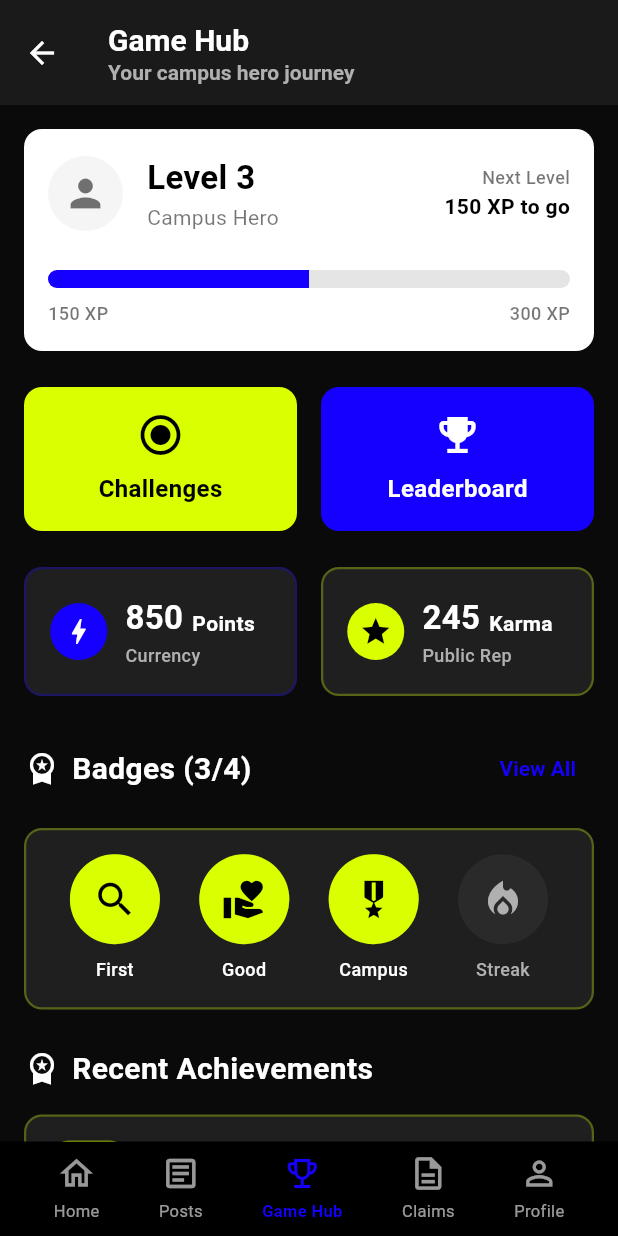
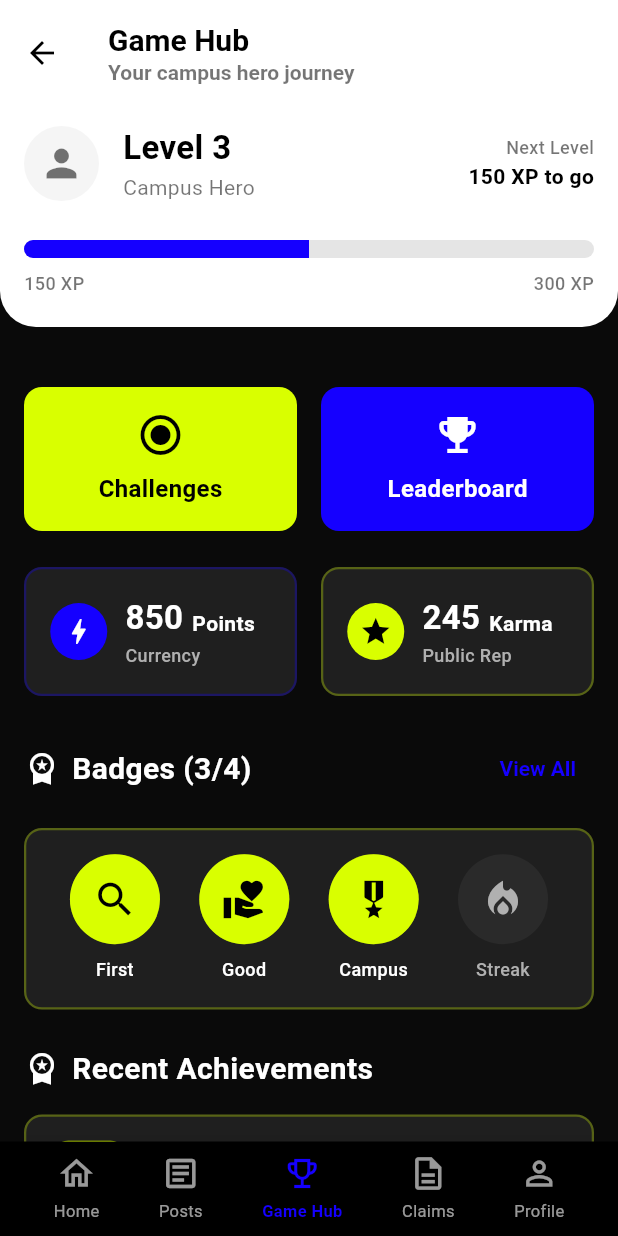
Before and after one commit to meagenotmage/iBalik, a Flutter app: the GameHubPage screen opened directly, on a phone screen of 412 x 824 dp. Run offline on Flutter 3.47's test engine with Material 3 defaults, Android fonts, the phone set to English and light mode, and no system bars; our stand-ins replace cloud_firestore, firebase_auth, firebase_core, image_picker, permission_handler, shared_preferences; missing offline and left inert: cloudinary_public; accounts and stored records are empty; Roboto replaces fonts that are missing (SF Pro Display).

Commit message:
style: update GameHubPage UI with improved color scheme and layout adjustments

```diff
--- a/lib/screens/game/game_hub_page.dart
+++ b/lib/screens/game/game_hub_page.dart
@@ -107,10 +107,10 @@ class _GameHubPageState extends State<GameHubPage> {
     return Scaffold(
       backgroundColor: AppColors.darkBackground,
       appBar: AppBar(
-        backgroundColor: AppColors.darkSurface,
+        backgroundColor: AppColors.white,
         elevation: 0,
         leading: IconButton(
-          icon: const Icon(Icons.arrow_back, color: AppColors.lightText),
+          icon: const Icon(Icons.arrow_back, color: AppColors.textPrimary),
           onPressed: () => Navigator.pop(context),
         ),
         title: Column(
@@ -121,14 +121,14 @@ class _GameHubPageState extends State<GameHubPage> {
               style: TextStyle(
                 fontSize: 20,
                 fontWeight: FontWeight.w600,
-                color: AppColors.lightText,
+                color: AppColors.textPrimary,
               ),
             ),
             const Text(
               'Your campus hero journey',
               style: TextStyle(
                 fontSize: 14,
-                color: AppColors.lightTextSecondary,
+                color: AppColors.textSecondary,
               ),
             ),
           ],
@@ -137,18 +137,19 @@ class _GameHubPageState extends State<GameHubPage> {
       ),
       body: SingleChildScrollView(
         physics: const ClampingScrollPhysics(),
-        padding: const EdgeInsets.all(AppSpacing.lg),
         child: Column(
-          crossAxisAlignment: CrossAxisAlignment.start,
           children: [
-            // Level Progress Card
+            // User Level Section (White Background)
             Container(
-              padding: const EdgeInsets.all(16),
-              decoration: BoxDecoration(
+              decoration: const BoxDecoration(
                 color: AppColors.white,
-                borderRadius: BorderRadius.circular(12),
-                boxShadow: AppShadows.soft,
+                borderRadius: BorderRadius.only(
+                  bottomLeft: Radius.circular(24),
+                  bottomRight: Radius.circular(24),
                 ),
+              ),
+              child: Padding(
+                padding: const EdgeInsets.fromLTRB(AppSpacing.lg, AppSpacing.md, AppSpacing.lg, AppSpacing.xl),
                 child: Column(
                   children: [
                     Row(
@@ -257,6 +258,14 @@ class _GameHubPageState extends State<GameHubPage> {
                   ],
                 ),
               ),
+            ),
+
+            // Dark Content Below
+            Padding(
+              padding: const EdgeInsets.all(AppSpacing.lg),
+              child: Column(
+                crossAxisAlignment: CrossAxisAlignment.start,
+                children: [
 
             const SizedBox(height: 24),
 
@@ -587,6 +596,9 @@ class _GameHubPageState extends State<GameHubPage> {
             ),
 
             const SizedBox(height: 20),
+                ],
+              ),
+            ),
           ],
         ),
       ),
```
Lines whose indentation alone changed are shown as unchanged.
